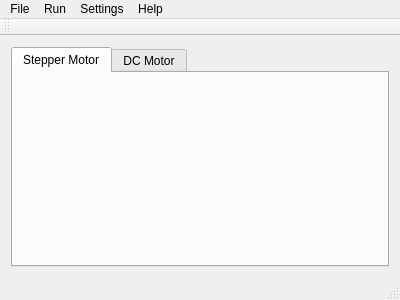
Before: the Qt Designer form mainwindow.ui in Paise/uart_board, drawn with Qt 5.
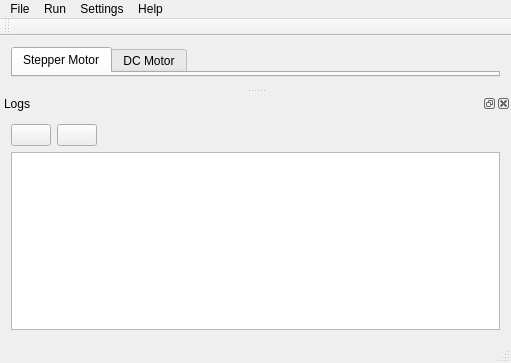
After: the same form once the commit is applied. Custom widgets are drawn as their Qt base class.

Commit message: logs widget added

Patch:
```diff
--- a/mainwindow.ui
+++ b/mainwindow.ui
@@ -6,8 +6,8 @@
    <rect>
     <x>0</x>
     <y>0</y>
-    <width>400</width>
-    <height>300</height>
+    <width>511</width>
+    <height>363</height>
    </rect>
   </property>
   <property name="windowTitle">
@@ -39,7 +39,7 @@
     <rect>
      <x>0</x>
      <y>0</y>
-     <width>400</width>
+     <width>511</width>
      <height>21</height>
     </rect>
    </property>
@@ -86,6 +86,55 @@
    </attribute>
   </widget>
   <widget class="CustomStatusBar" name="statusBar"/>
+  <widget class="QDockWidget" name="logsDockWidget">
+   <property name="features">
+    <set>QDockWidget::AllDockWidgetFeatures</set>
+   </property>
+   <property name="windowTitle">
+    <string>Logs</string>
+   </property>
+   <attribute name="dockWidgetArea">
+    <number>8</number>
+   </attribute>
+   <widget class="QWidget" name="logsWidgetContents">
+    <layout class="QVBoxLayout" name="verticalLayout">
+     <item>
+      <layout class="QHBoxLayout" name="horizontalLayout">
+       <item>
+        <widget class="QPushButton" name="saveLogsButton">
+         <property name="text">
+          <string/>
+         </property>
+        </widget>
+       </item>
+       <item>
+        <widget class="QPushButton" name="clearLogsButton">
+         <property name="text">
+          <string/>
+         </property>
+        </widget>
+       </item>
+       <item>
+        <spacer name="horizontalSpacer">
+         <property name="orientation">
+          <enum>Qt::Horizontal</enum>
+         </property>
+         <property name="sizeHint" stdset="0">
+          <size>
+           <width>40</width>
+           <height>20</height>
+          </size>
+         </property>
+        </spacer>
+       </item>
+      </layout>
+     </item>
+     <item>
+      <widget class="QTextBrowser" name="logsBrowser"/>
+     </item>
+    </layout>
+   </widget>
+  </widget>
   <action name="actionSave">
    <property name="text">
     <string>Save</string>
```
Left out of the diff: 10 changed lines with no effect on the pictures. The commit also changes 1 other file.
